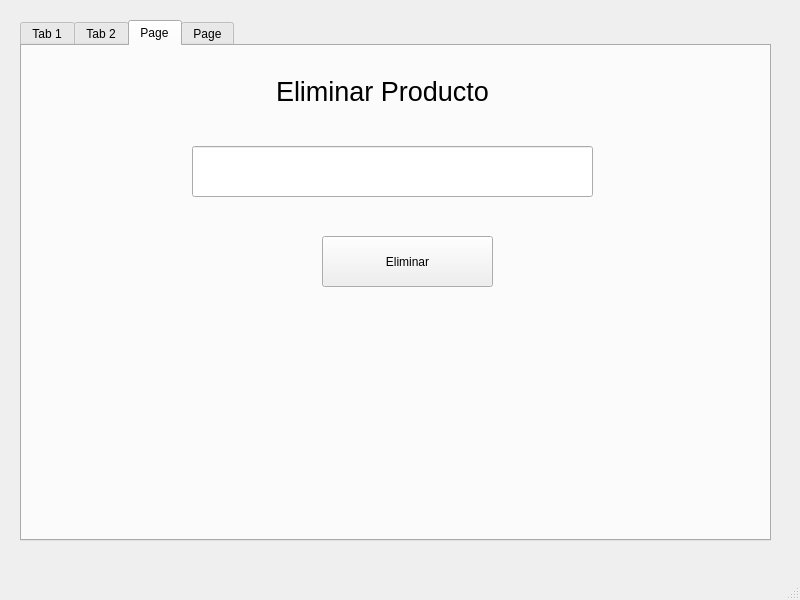
Nickyi175/Lab3_NicoleAltamirano, file mainwindow.ui: the form before one commit.
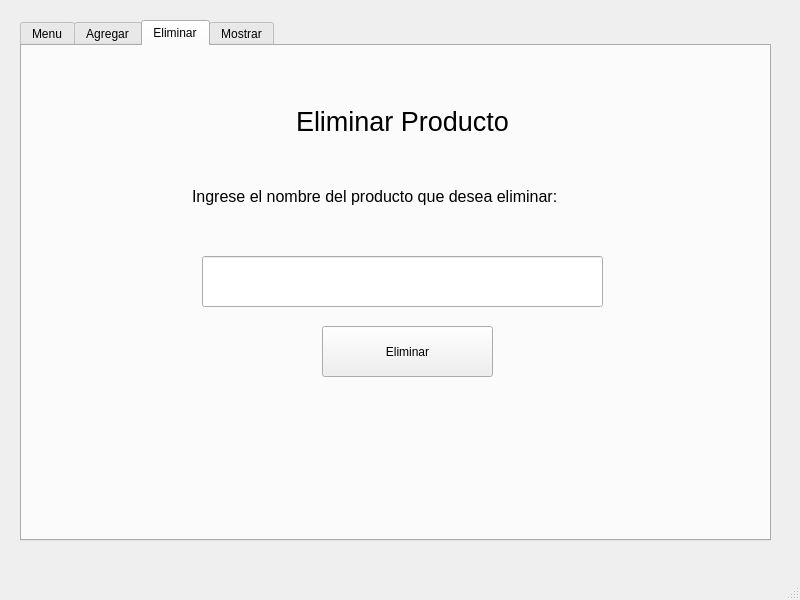
The form after the commit. The open tabs and pages were chosen to show the change.

```diff
--- a/mainwindow.ui
+++ b/mainwindow.ui
@@ -28,7 +28,7 @@
     </property>
     <widget class="QWidget" name="tab">
      <attribute name="title">
-      <string>Tab 1</string>
+      <string>Menu</string>
      </attribute>
      <widget class="QPushButton" name="btn_agregarMenu">
       <property name="geometry">
@@ -107,7 +107,7 @@
     </widget>
     <widget class="QWidget" name="tab_2">
      <attribute name="title">
-      <string>Tab 2</string>
+      <string>Agregar</string>
      </attribute>
      <widget class="QLabel" name="label_2">
       <property name="geometry">
@@ -289,13 +289,13 @@
     </widget>
     <widget class="QWidget" name="tab_3">
      <attribute name="title">
-      <string>Page</string>
+      <string>Eliminar</string>
      </attribute>
      <widget class="QLineEdit" name="lE_nameElim">
       <property name="geometry">
        <rect>
-        <x>170</x>
-        <y>100</y>
+        <x>180</x>
+        <y>210</y>
         <width>401</width>
         <height>51</height>
        </rect>
@@ -305,7 +305,7 @@
       <property name="geometry">
        <rect>
         <x>300</x>
-        <y>190</y>
+        <y>280</y>
         <width>171</width>
         <height>51</height>
        </rect>
@@ -317,8 +317,8 @@
      <widget class="QLabel" name="label_8">
       <property name="geometry">
        <rect>
-        <x>200</x>
-        <y>20</y>
+        <x>220</x>
+        <y>50</y>
         <width>321</width>
         <height>51</height>
        </rect>
@@ -335,10 +335,28 @@
        <set>Qt::AlignmentFlag::AlignCenter</set>
       </property>
      </widget>
+     <widget class="QLabel" name="label_11">
+      <property name="geometry">
+       <rect>
+        <x>170</x>
+        <y>130</y>
+        <width>451</width>
+        <height>41</height>
+       </rect>
+      </property>
+      <property name="font">
+       <font>
+        <pointsize>12</pointsize>
+       </font>
+      </property>
+      <property name="text">
+       <string>Ingrese el nombre del producto que desea eliminar:</string>
+      </property>
+     </widget>
     </widget>
     <widget class="QWidget" name="tab_4">
      <attribute name="title">
-      <string>Page</string>
+      <string>Mostrar</string>
      </attribute>
      <widget class="QTextEdit" name="tE_mostrar">
       <property name="geometry">
```
Left out of the diff: 24 changed lines with no effect on the pictures.
